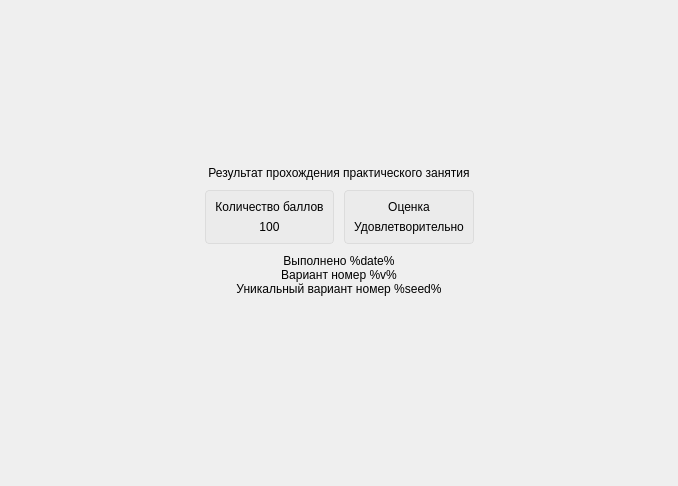
First picture: the form in screen/screensummary.ui, repository bukhmastov/gf, before the edit.
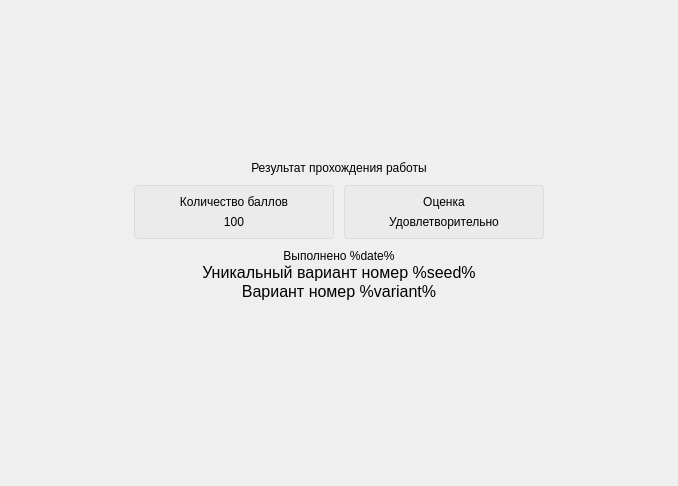
Second picture: the form after the edit.

```diff
--- a/screen/screensummary.ui
+++ b/screen/screensummary.ui
@@ -17,22 +17,6 @@
    <property name="verticalSpacing">
     <number>0</number>
    </property>
-   <item row="5" column="0">
-    <widget class="QLabel" name="seed">
-     <property name="toolTip">
-      <string>Аргумент для запуска</string>
-     </property>
-     <property name="styleSheet">
-      <string notr="true">font: 8pt &quot;MS Shell Dlg 2&quot;;</string>
-     </property>
-     <property name="text">
-      <string>Уникальный вариант номер %seed%</string>
-     </property>
-     <property name="alignment">
-      <set>Qt::AlignCenter</set>
-     </property>
-    </widget>
-   </item>
    <item row="1" column="0">
     <layout class="QHBoxLayout" name="horizontalLayout">
      <item>
@@ -53,6 +37,12 @@
      </item>
      <item>
       <widget class="QFrame" name="frame">
+       <property name="minimumSize">
+        <size>
+         <width>200</width>
+         <height>0</height>
+        </size>
+       </property>
        <property name="styleSheet">
         <string notr="true">border: 1px solid  rgb(220, 220, 220);
 border-radius: 4px;
@@ -150,6 +140,12 @@
      </item>
      <item>
       <widget class="QFrame" name="frame_2">
+       <property name="minimumSize">
+        <size>
+         <width>200</width>
+         <height>0</height>
+        </size>
+       </property>
        <property name="styleSheet">
         <string notr="true">border: 1px solid  rgb(220, 220, 220);
 border-radius: 4px;
@@ -247,6 +243,28 @@
      </item>
     </layout>
    </item>
+   <item row="4" column="0">
+    <widget class="QLabel" name="seed">
+     <property name="font">
+      <font>
+       <family>MS Shell Dlg 2</family>
+       <pointsize>12</pointsize>
+       <weight>50</weight>
+       <italic>false</italic>
+       <bold>false</bold>
+      </font>
+     </property>
+     <property name="styleSheet">
+      <string notr="true">font: 12pt &quot;MS Shell Dlg 2&quot;;</string>
+     </property>
+     <property name="text">
+      <string>Уникальный вариант номер %seed%</string>
+     </property>
+     <property name="alignment">
+      <set>Qt::AlignCenter</set>
+     </property>
+    </widget>
+   </item>
    <item row="6" column="0">
     <spacer name="verticalSpacer_2">
      <property name="orientation">
@@ -316,7 +334,7 @@
         <string notr="true">font: 75 16pt &quot;MS Shell Dlg 2&quot;;</string>
        </property>
        <property name="text">
-        <string>Результат прохождения практического занятия</string>
+        <string>Результат прохождения работы</string>
        </property>
        <property name="alignment">
         <set>Qt::AlignCenter</set>
@@ -344,16 +362,22 @@
      </item>
     </layout>
    </item>
-   <item row="4" column="0">
+   <item row="5" column="0">
     <widget class="QLabel" name="variant">
-     <property name="toolTip">
-      <string>Аргумент для запуска</string>
+     <property name="font">
+      <font>
+       <family>MS Shell Dlg 2</family>
+       <pointsize>12</pointsize>
+       <weight>50</weight>
+       <italic>false</italic>
+       <bold>false</bold>
+      </font>
      </property>
      <property name="styleSheet">
       <string notr="true">font: 8pt &quot;MS Shell Dlg 2&quot;;</string>
      </property>
      <property name="text">
-      <string>Вариант номер %v%</string>
+      <string>Вариант номер %variant%</string>
      </property>
      <property name="alignment">
       <set>Qt::AlignCenter</set>
```
Left out of the diff: 14 changed lines with no effect on the pictures.
